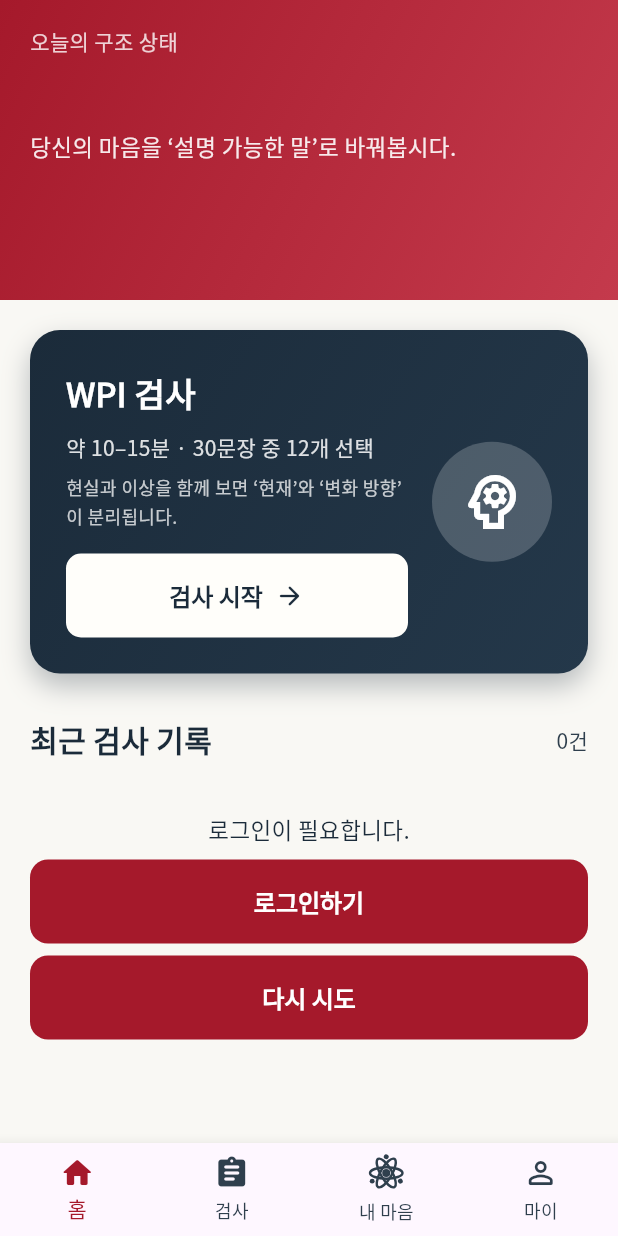
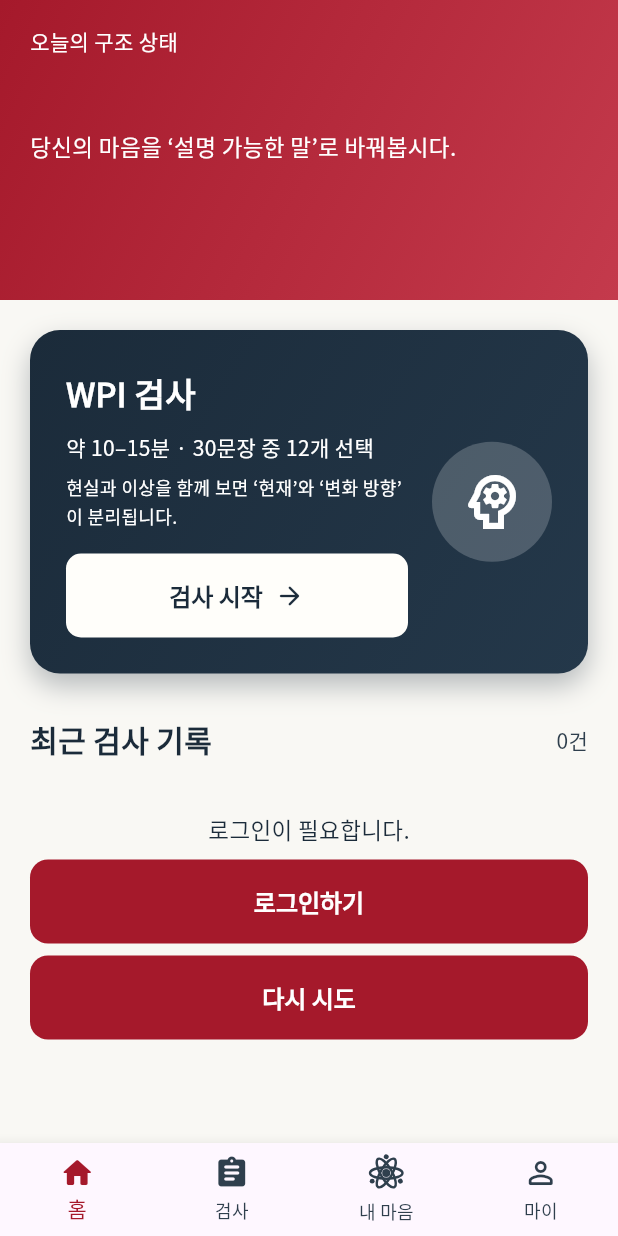
Before and after one commit to wpipainfree/interpreter_front_flutter, a Flutter app: the screen it shows after launch, after a tap on "건너뛰기", on a phone screen of 412 x 824 dp. Run offline on Flutter 3.47's test engine with Material 3 defaults, Android fonts, the phone set to English and light mode, and no system bars; our stand-ins replace dio, flutter_local_notifications, flutter_markdown, flutter_svg, shared_preferences, timezone; accounts and stored records are empty.

Commit message:
Refactor text color settings across multiple screens to improve visual consistency: remove opacity from text colors in DashboardScreen, LoginScreen, ExistenceDetailScreen, TestHistoryDetailScreen, WpiSelectionFlowNew, WpiSelectionScreen, and AppTheme. This change enhances readability and unifies the text appearance throughout the application.

```diff
--- a/lib/screens/auth/login_screen.dart
+++ b/lib/screens/auth/login_screen.dart
@@ -382,7 +382,7 @@ class _ErrorBanner extends StatelessWidget {
                   const SizedBox(height: 4),
                   Text(
                     debugMessage!,
-                    style: AppTextStyles.caption.copyWith(color: Colors.red.shade700.withOpacity(0.8)),
+                    style: AppTextStyles.caption.copyWith(color: Colors.red.shade700),
                   ),
                 ],
               ],
--- a/lib/screens/dashboard_screen.dart
+++ b/lib/screens/dashboard_screen.dart
@@ -174,7 +174,7 @@ class _DashboardScreenState extends State<DashboardScreen> {
                                 '오늘의 구조 상태',
                                 style: TextStyle(
                                   fontSize: 14,
-                                  color: AppColors.textOnDark.withOpacity(0.8),
+                                  color: AppColors.textOnDark,
                                 ),
                               ),
                               const SizedBox(height: 4),
@@ -191,7 +191,7 @@ class _DashboardScreenState extends State<DashboardScreen> {
                                 '당신의 마음을 ‘설명 가능한 말’로 바꿔봅시다.',
                                 style: TextStyle(
                                   fontSize: 15,
-                                  color: AppColors.textOnDark.withOpacity(0.9),
+                                  color: AppColors.textOnDark,
                                 ),
                                 maxLines: 2,
                                 overflow: TextOverflow.ellipsis,
@@ -265,7 +265,7 @@ class _DashboardScreenState extends State<DashboardScreen> {
                       '약 10–15분 · 30문장 중 12개 선택',
                       style: TextStyle(
                         fontSize: 14,
-                        color: AppColors.textOnDark.withOpacity(0.85),
+                        color: AppColors.textOnDark,
                       ),
                     ),
                     const SizedBox(height: 6),
@@ -273,7 +273,7 @@ class _DashboardScreenState extends State<DashboardScreen> {
                       '현실과 이상을 함께 보면 ‘현재’와 ‘변화 방향’이 분리됩니다.',
                       style: TextStyle(
                         fontSize: 12,
-                        color: AppColors.textOnDark.withOpacity(0.75),
+                        color: AppColors.textOnDark,
                       ),
                     ),
                     const SizedBox(height: 16),
--- a/lib/screens/result/existence_detail_screen.dart
+++ b/lib/screens/result/existence_detail_screen.dart
@@ -154,7 +154,7 @@ class ExistenceDetailScreen extends StatelessWidget {
                   Text(
                     result.gapAnalysis,
                     style: TextStyle(
-                      color: AppColors.gapAnalysisText.withOpacity(0.8),
+                      color: AppColors.gapAnalysisText,
                       height: 1.5,
                     ),
                   ),
--- a/lib/screens/result/test_history_detail_screen.dart
+++ b/lib/screens/result/test_history_detail_screen.dart
@@ -99,7 +99,7 @@ class TestHistoryDetailScreen extends StatelessWidget {
                                     '${history.questionCount}문항 · ${history.duration.inMinutes}분 소요',
                                     style: TextStyle(
                                       fontSize: 14,
-                                      color: Colors.white.withOpacity(0.85),
+                                      color: Colors.white,
                                     ),
                                   ),
                                 ],
@@ -509,7 +509,7 @@ class TestHistoryDetailScreen extends StatelessWidget {
               text,
               style: TextStyle(
                 fontSize: 14,
-                color: Colors.white.withOpacity(0.9),
+                color: Colors.white,
                 height: 1.5,
               ),
             ),
--- a/lib/utils/app_theme.dart
+++ b/lib/utils/app_theme.dart
@@ -82,7 +82,7 @@ class AppTheme {
           labelStyle: AppTextStyles.bodySmall.copyWith(color: AppColors.textSecondary),
           floatingLabelStyle:
               AppTextStyles.bodySmall.copyWith(color: AppColors.textPrimary, fontWeight: FontWeight.w600),
-          hintStyle: AppTextStyles.bodySmall.copyWith(color: AppColors.textSecondary.withOpacity(0.6)),
+          hintStyle: AppTextStyles.bodySmall.copyWith(color: AppColors.textSecondary),
           helperStyle: AppTextStyles.caption.copyWith(color: AppColors.textSecondary),
           counterStyle: AppTextStyles.captionSmall,
           errorStyle: AppTextStyles.caption.copyWith(color: AppColors.error),
```
Also changed, not shown: 2 other files.
